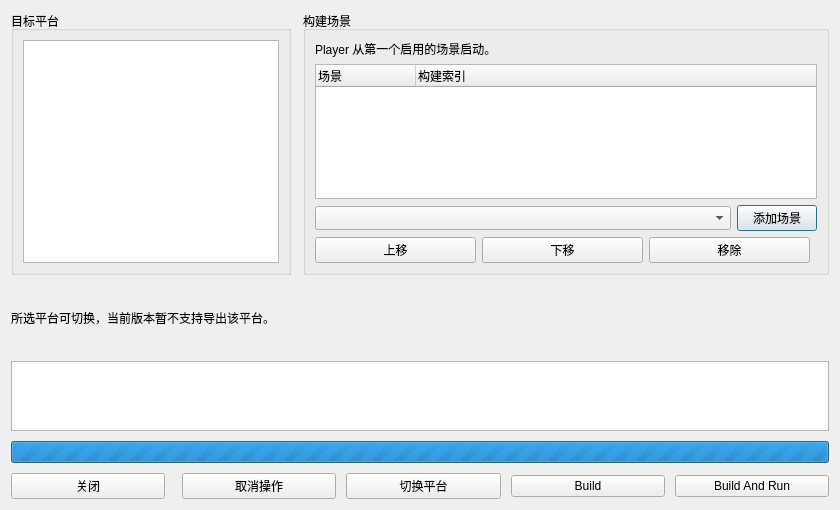
This is GameSprout/View/BuildSettingUI/BuildSettingUI.ui in Heroinaddicts/GameSprout as Qt 5 draws it before an edit. The edited form follows.
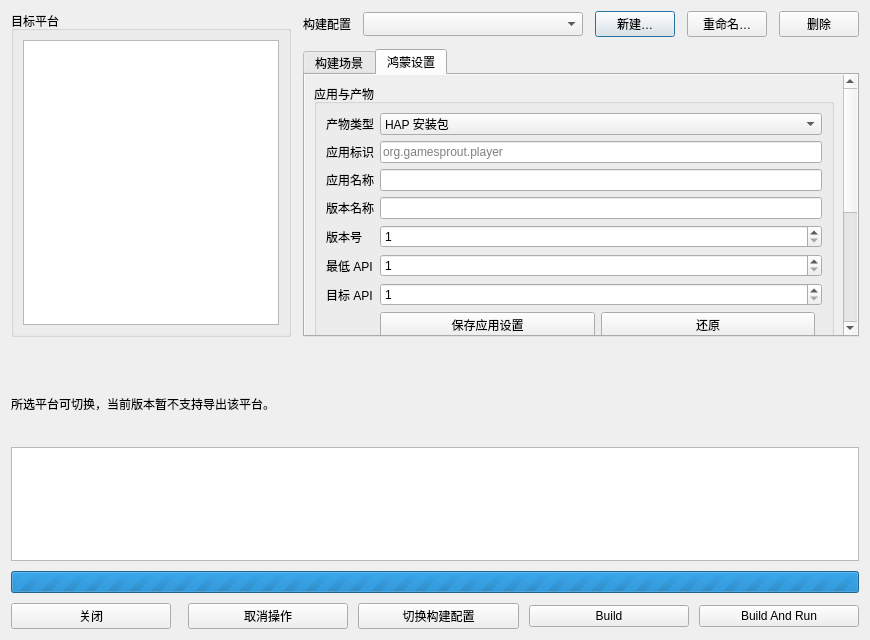
This is the edited form. The open tabs and pages were chosen to show the change.

Commit message: 完善构建配置与鸿蒙 HAP、DevEco 工程导出

Patch:
```diff
--- a/GameSprout/View/BuildSettingUI/BuildSettingUI.ui
+++ b/GameSprout/View/BuildSettingUI/BuildSettingUI.ui
@@ -2,9 +2,9 @@
 <ui version="4.0">
  <class>BuildSettingUIWindow</class>
  <widget class="QDialog" name="BuildSettingUIWindow">
-  <property name="windowTitle"><string>Build Settings</string></property>
-  <property name="geometry"><rect><x>0</x><y>0</y><width>840</width><height>510</height></rect></property>
-  <property name="minimumSize"><size><width>640</width><height>410</height></size></property>
+  <property name="windowTitle"><string>Build Profiles</string></property>
+  <property name="geometry"><rect><x>0</x><y>0</y><width>870</width><height>640</height></rect></property>
+  <property name="minimumSize"><size><width>665</width><height>455</height></size></property>
   <layout class="QVBoxLayout" name="mainLayout">
    <property name="spacing"><number>10</number></property>
    <item>
@@ -33,8 +33,20 @@
       </widget>
      </item>
      <item>
-      <widget class="QGroupBox" name="sceneGroup">
-       <property name="title"><string>构建场景</string></property>
+      <layout class="QVBoxLayout" name="detailsLayout">
+       <item>
+        <layout class="QHBoxLayout" name="profileLayout" stretch="0,1,0,0,0">
+         <item><widget class="QLabel" name="profileLabel"><property name="text"><string>构建配置</string></property><property name="buddy"><cstring>profileList</cstring></property></widget></item>
+         <item><widget class="QComboBox" name="profileList"><property name="sizeAdjustPolicy"><enum>QComboBox::AdjustToMinimumContentsLengthWithIcon</enum></property><property name="minimumContentsLength"><number>12</number></property></widget></item>
+         <item><widget class="QPushButton" name="addProfileButton"><property name="text"><string>新建…</string></property></widget></item>
+         <item><widget class="QPushButton" name="renameProfileButton"><property name="text"><string>重命名…</string></property></widget></item>
+         <item><widget class="QPushButton" name="removeProfileButton"><property name="text"><string>删除</string></property></widget></item>
+        </layout>
+       </item>
+       <item>
+        <widget class="QTabWidget" name="settingsTabs">
+         <widget class="QWidget" name="sceneGroup">
+          <attribute name="title"><string>构建场景</string></attribute>
        <layout class="QVBoxLayout" name="sceneLayout">
         <item>
          <widget class="QLabel" name="startupHint">
@@ -75,10 +87,119 @@
          </layout>
         </item>
        </layout>
-      </widget>
+         </widget>
+         <widget class="QWidget" name="harmonyPage">
+          <attribute name="title"><string>鸿蒙设置</string></attribute>
+          <layout class="QVBoxLayout" name="harmonyPageLayout">
+           <property name="leftMargin"><number>0</number></property>
+           <property name="topMargin"><number>0</number></property>
+           <property name="rightMargin"><number>0</number></property>
+           <property name="bottomMargin"><number>0</number></property>
+           <item>
+            <widget class="QScrollArea" name="harmonyScroll">
+             <property name="frameShape"><enum>QFrame::NoFrame</enum></property>
+             <property name="widgetResizable"><bool>true</bool></property>
+             <property name="horizontalScrollBarPolicy"><enum>Qt::ScrollBarAlwaysOff</enum></property>
+             <widget class="QWidget" name="harmonyContents">
+              <layout class="QVBoxLayout" name="harmonyLayout">
+               <item>
+                <widget class="QGroupBox" name="harmonyProjectGroup">
+                 <property name="title"><string>应用与产物</string></property>
+                 <layout class="QFormLayout" name="harmonyProjectLayout">
+                  <property name="fieldGrowthPolicy"><enum>QFormLayout::AllNonFixedFieldsGrow</enum></property>
+                  <item row="0" column="0"><widget class="QLabel" name="harmonyOutputLabel"><property name="text"><string>产物类型</string></property><property name="buddy"><cstring>harmonyOutput</cstring></property></widget></item>
+                  <item row="0" column="1">
+                   <widget class="QComboBox" name="harmonyOutput">
+                    <item><property name="text"><string>HAP 安装包</string></property></item>
+                    <item><property name="text"><string>DevEco Studio 工程</string></property></item>
+                   </widget>
+                  </item>
+                  <item row="1" column="0"><widget class="QLabel" name="applicationIdLabel"><property name="text"><string>应用标识</string></property><property name="buddy"><cstring>applicationId</cstring></property></widget></item>
+                  <item row="1" column="1"><widget class="QLineEdit" name="applicationId"><property name="placeholderText"><string>org.gamesprout.player</string></property></widget></item>
+                  <item row="2" column="0"><widget class="QLabel" name="appNameLabel"><property name="text"><string>应用名称</string></property><property name="buddy"><cstring>appName</cstring></property></widget></item>
+                  <item row="2" column="1"><widget class="QLineEdit" name="appName"/></item>
+                  <item row="3" column="0"><widget class="QLabel" name="versionNameLabel"><property name="text"><string>版本名称</string></property><property name="buddy"><cstring>versionName</cstring></property></widget></item>
+                  <item row="3" column="1"><widget class="QLineEdit" name="versionName"/></item>
+                  <item row="4" column="0"><widget class="QLabel" name="versionCodeLabel"><property name="text"><string>版本号</string></property><property name="buddy"><cstring>versionCode</cstring></property></widget></item>
+                  <item row="4" column="1"><widget class="QSpinBox" name="versionCode"><property name="minimum"><number>1</number></property><property name="maximum"><number>2147483647</number></property></widget></item>
+                  <item row="5" column="0"><widget class="QLabel" name="compatibleApiLabel"><property name="text"><string>最低 API</string></property><property name="buddy"><cstring>compatibleApi</cstring></property></widget></item>
+                  <item row="5" column="1"><widget class="QSpinBox" name="compatibleApi"><property name="minimum"><number>1</number></property><property name="maximum"><number>2147483647</number></property></widget></item>
+                  <item row="6" column="0"><widget class="QLabel" name="targetApiLabel"><property name="text"><string>目标 API</string></property><property name="buddy"><cstring>targetApi</cstring></property></widget></item>
+                  <item row="6" column="1"><widget class="QSpinBox" name="targetApi"><property name="minimum"><number>1</number></property><property name="maximum"><number>2147483647</number></property></widget></item>
+                  <item row="7" column="1">
+                   <layout class="QHBoxLayout" name="harmonyProjectButtons">
+                    <item><widget class="QPushButton" name="saveHarmonyProjectButton"><property name="text"><string>保存应用设置</string></property></widget></item>
+                    <item><widget class="QPushButton" name="resetHarmonyProjectButton"><property name="text"><string>还原</string></property></widget></item>
+                    <item><spacer name="harmonyProjectSpacer"><property name="orientation"><enum>Qt::Horizontal</enum></property></spacer></item>
+                   </layout>
+                  </item>
+                 </layout>
+                </widget>
+               </item>
+               <item>
+                <widget class="QGroupBox" name="harmonyLocalGroup">
+                 <property name="title"><string>本机工具、签名与运行设备</string></property>
+                 <layout class="QFormLayout" name="harmonyLocalLayout">
+                  <property name="fieldGrowthPolicy"><enum>QFormLayout::AllNonFixedFieldsGrow</enum></property>
+                  <item row="0" column="0"><widget class="QLabel" name="toolsPathLabel"><property name="text"><string>工具链目录</string></property><property name="buddy"><cstring>toolsPath</cstring></property></widget></item>
+                  <item row="0" column="1">
+                   <layout class="QHBoxLayout" name="toolsPathLayout">
+                    <item><widget class="QLineEdit" name="toolsPath"><property name="placeholderText"><string>自动检测</string></property></widget></item>
+                    <item><widget class="QPushButton" name="browseToolsButton"><property name="text"><string>浏览…</string></property></widget></item>
+                   </layout>
+                  </item>
+                  <item row="1" column="0"><widget class="QLabel" name="signingModeLabel"><property name="text"><string>签名方式</string></property><property name="buddy"><cstring>signingMode</cstring></property></widget></item>
+                  <item row="1" column="1">
+                   <widget class="QComboBox" name="signingMode">
+                    <item><property name="text"><string>读取环境配置</string></property></item>
+                    <item><property name="text"><string>生成未签名 HAP</string></property></item>
+                    <item><property name="text"><string>使用本机 DevEco 签名配置</string></property></item>
+                   </widget>
+                  </item>
+                  <item row="2" column="0"><widget class="QLabel" name="signingConfigLabel"><property name="text"><string>签名配置文件</string></property><property name="buddy"><cstring>signingConfig</cstring></property></widget></item>
+                  <item row="2" column="1">
+                   <layout class="QHBoxLayout" name="signingConfigLayout">
+                    <item><widget class="QLineEdit" name="signingConfig"><property name="placeholderText"><string>DevEco 签名配置 JSON</string></property></widget></item>
+                    <item><widget class="QPushButton" name="browseSigningButton"><property name="text"><string>浏览…</string></property></widget></item>
+                   </layout>
+                  </item>
+                  <item row="3" column="0"><widget class="QLabel" name="runDeviceLabel"><property name="text"><string>运行设备</string></property><property name="buddy"><cstring>runDevice</cstring></property></widget></item>
+                  <item row="3" column="1">
+                   <layout class="QHBoxLayout" name="runDeviceLayout" stretch="1,0">
+                    <item><widget class="QComboBox" name="runDevice"><property name="sizeAdjustPolicy"><enum>QComboBox::AdjustToMinimumContentsLengthWithIcon</enum></property><property name="minimumContentsLength"><number>10</number></property></widget></item>
+                    <item><widget class="QPushButton" name="refreshDevicesButton"><property name="text"><string>刷新检测</string></property></widget></item>
+                   </layout>
+                  </item>
+                  <item row="4" column="1">
+                   <layout class="QHBoxLayout" name="harmonyLocalButtons">
+                    <item><widget class="QPushButton" name="saveHarmonyLocalButton"><property name="text"><string>保存本机设置</string></property></widget></item>
+                    <item><widget class="QPushButton" name="resetHarmonyLocalButton"><property name="text"><string>还原</string></property></widget></item>
+                    <item><spacer name="harmonyLocalSpacer"><property name="orientation"><enum>Qt::Horizontal</enum></property></spacer></item>
+                   </layout>
+                  </item>
+                 </layout>
+                </widget>
+               </item>
+               <item><spacer name="harmonySpacer"><property name="orientation"><enum>Qt::Vertical</enum></property></spacer></item>
+              </layout>
+             </widget>
+            </widget>
+           </item>
+          </layout>
+         </widget>
+        </widget>
+       </item>
+      </layout>
      </item>
     </layout>
    </item>
+   <item>
+    <widget class="QLabel" name="harmonyStatusLabel">
+     <property name="textFormat"><enum>Qt::PlainText</enum></property>
+     <property name="wordWrap"><bool>true</bool></property>
+     <property name="textInteractionFlags"><set>Qt::TextSelectableByMouse</set></property>
+    </widget>
+   </item>
    <item>
     <widget class="QLabel" name="platformSummary">
      <property name="wordWrap"><bool>true</bool></property>
@@ -116,7 +237,7 @@
      <item><widget class="QPushButton" name="closeButton"><property name="text"><string>关闭</string></property></widget></item>
      <item><spacer name="buttonSpacer"><property name="orientation"><enum>Qt::Horizontal</enum></property></spacer></item>
      <item><widget class="QPushButton" name="cancelButton"><property name="text"><string>取消操作</string></property></widget></item>
-     <item><widget class="QPushButton" name="switchButton"><property name="text"><string>切换平台</string></property></widget></item>
+     <item><widget class="QPushButton" name="switchButton"><property name="text"><string>切换构建配置</string></property></widget></item>
      <item><widget class="QPushButton" name="buildButton"><property name="text"><string>Build</string></property></widget></item>
      <item><widget class="QPushButton" name="buildAndRunButton"><property name="text"><string>Build And Run</string></property></widget></item>
     </layout>
```
Left out of the diff: 5 changed lines with no effect on the pictures. The commit also changes 18 other files.
